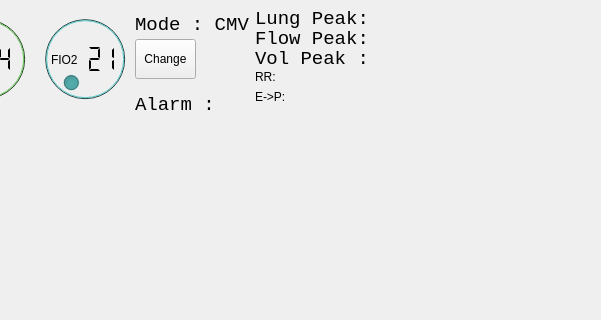
Before: the Qt Designer form VentUI.ui in jibonaronno/Rhythm, drawn with Qt 5; both pictures show x 440 to 1041 and y 0 to 320 of the 1041 by 615 pixel window.
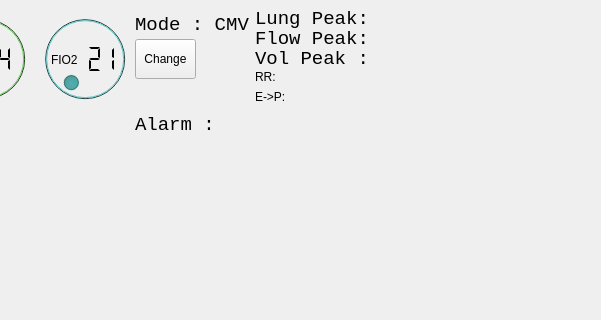
After: the same form once the commit is applied.

Commit message: Checking Curve Timing. 09

```diff
--- a/VentUI.ui
+++ b/VentUI.ui
@@ -964,7 +964,7 @@
               <property name="geometry">
                <rect>
                 <x>410</x>
-                <y>80</y>
+                <y>100</y>
                 <width>431</width>
                 <height>31</height>
                </rect>
@@ -1049,7 +1049,7 @@
                <rect>
                 <x>530</x>
                 <y>60</y>
-                <width>131</width>
+                <width>311</width>
                 <height>16</height>
                </rect>
               </property>
@@ -1062,7 +1062,7 @@
                <rect>
                 <x>530</x>
                 <y>80</y>
-                <width>161</width>
+                <width>321</width>
                 <height>16</height>
                </rect>
               </property>
```
The commit also changes 1 other file.
